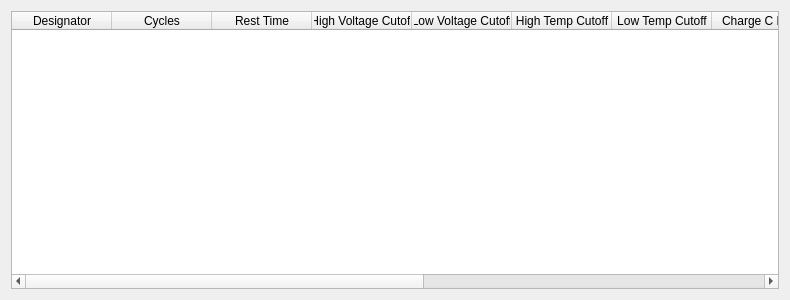
Old version of the form Wizard/wizardpagethree.ui in the repository Lexcelon/batlab-toolkit-gui.
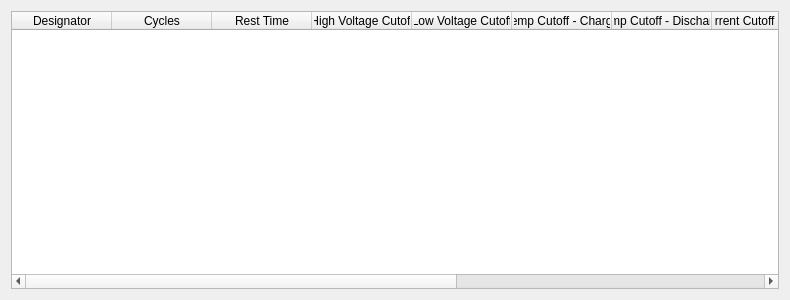
New version of the form.

```diff
--- a/Wizard/wizardpagethree.ui
+++ b/Wizard/wizardpagethree.ui
@@ -23,7 +23,7 @@
    <item row="0" column="0">
     <widget class="QTableWidget" name="tableWidget">
      <property name="columnCount">
-      <number>13</number>
+      <number>12</number>
      </property>
      <attribute name="horizontalHeaderCascadingSectionResizes">
       <bool>true</bool>
@@ -58,22 +58,22 @@
      </column>
      <column>
       <property name="text">
-       <string>High Temp Cutoff</string>
+       <string>Temp Cutoff - Charge</string>
       </property>
      </column>
      <column>
       <property name="text">
-       <string>Low Temp Cutoff</string>
+       <string>Temp Cutoff - Discharge</string>
       </property>
      </column>
      <column>
       <property name="text">
-       <string>Charge C Rate</string>
+       <string>Current Cutoff - Charge</string>
       </property>
      </column>
      <column>
       <property name="text">
-       <string>Discharge C Rate</string>
+       <string>Current Cutoff - Discharge</string>
       </property>
      </column>
      <column>
@@ -86,11 +86,6 @@
        <string>Constant Current Setpoint</string>
       </property>
      </column>
-     <column>
-      <property name="text">
-       <string>Sinewave Frequency</string>
-      </property>
-     </column>
      <column>
       <property name="text">
        <string>Capacity</string>
```
